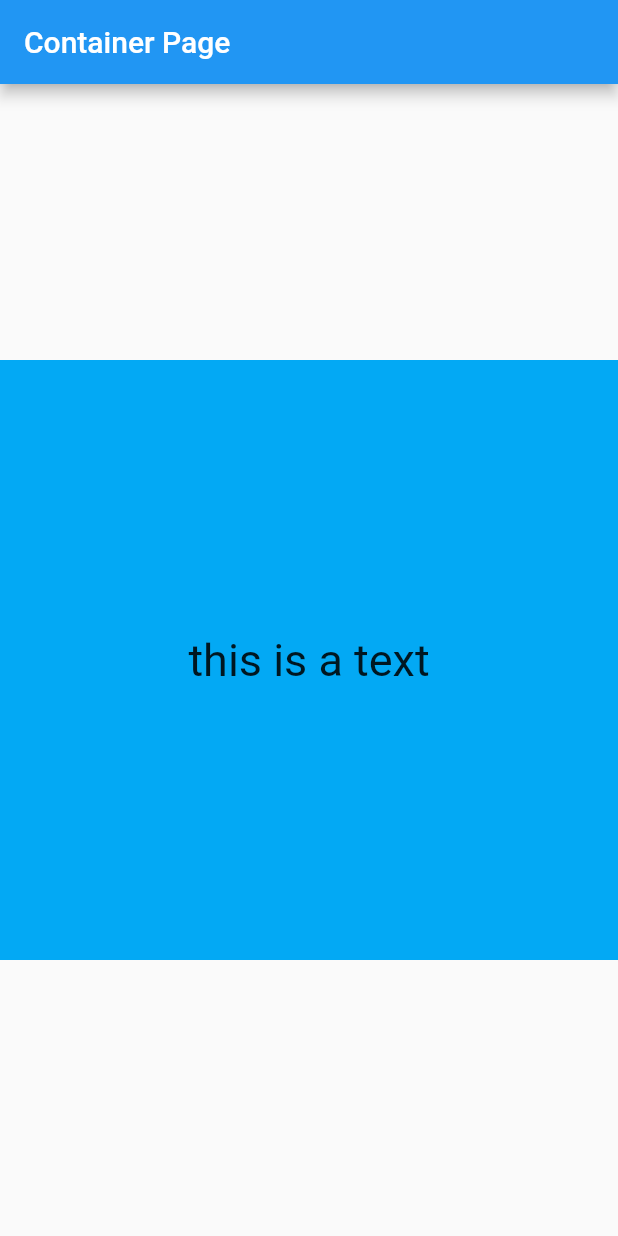
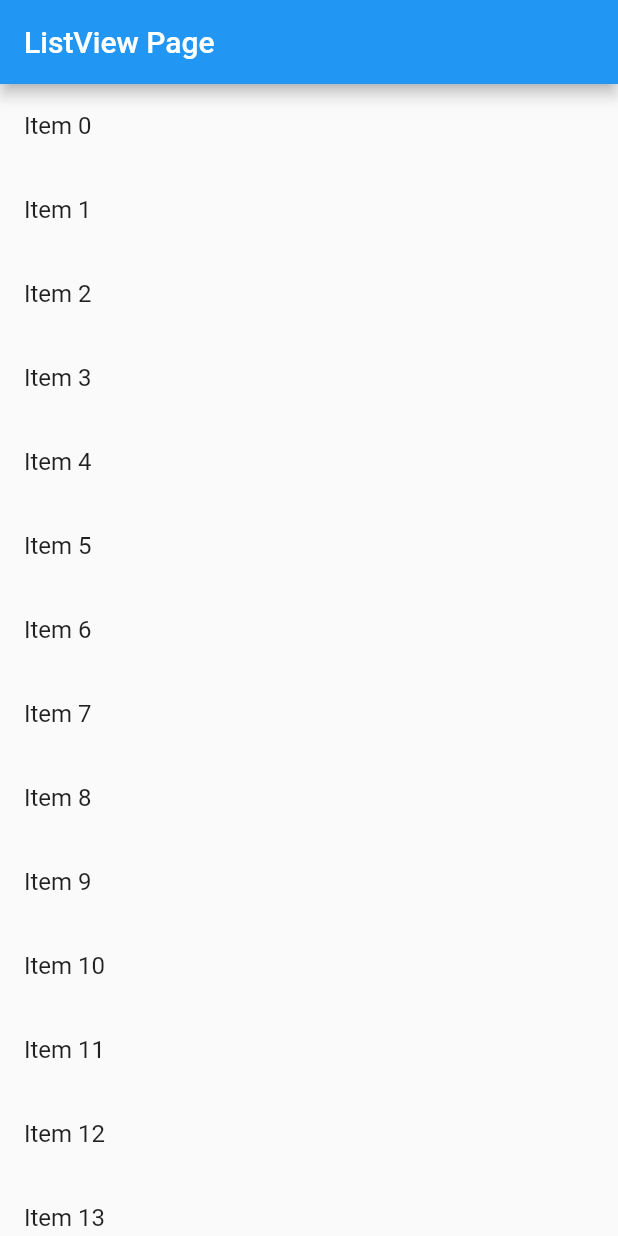
Before and after one commit to DajuanM/DHFlutterLearn, a Flutter app: the screen it shows after launch, on a phone screen of 412 x 824 dp. Run offline on Flutter 3.47's test engine with Material 2 defaults, Android fonts, the phone set to English and light mode, and no system bars.

Commit message:
no message

```diff
--- /dev/null
+++ b/flutterlearn/lib/ListViewDemod.dart
@@ -0,0 +1,30 @@
+import 'package:flutter/material.dart';
+
+//命名 不能有数字，结尾不能大写
+class ListViewPaged extends StatefulWidget {
+  @override
+  _ListViewPagedState createState() => _ListViewPagedState(items: List.generate(1000, (i) => 'Item ${i}'));
+}
+
+class _ListViewPagedState extends State<ListViewPaged> {
+
+  final List<String> items;
+  _ListViewPagedState({this.items}): super();
+
+  @override
+  Widget build(BuildContext context) {
+    return Scaffold(
+      appBar: AppBar(
+        title: Text('ListView Page'),
+      ),
+      body: ListView.builder(
+        itemCount: items.length,
+        itemBuilder: (context, index) {
+          return ListTile(
+            title: Text('${items[index]}'),
+          );
+        },
+      ),
+    );
+  }
+}
--- a/flutterlearn/lib/main.dart
+++ b/flutterlearn/lib/main.dart
@@ -1,6 +1,10 @@
 import 'package:flutter/material.dart';
 import 'TextDemo.dart';
 import 'ContainerDemo.dart';
+import 'ImageDemo.dart';
+import 'ListViewDemo.dart';
+import 'ListViewDemoh.dart';
+import 'ListViewDemod.dart';
 
 void main() => runApp(MyApp());
 
@@ -11,7 +15,11 @@ class MyApp extends StatelessWidget {
       return MaterialApp(
         title: 'Welcome to flutter',
         // home: TextPage(title: "Text Page"),
-        home: ContanierPage(),
+        // home: ContanierPage(),
+        // home: ImagePage(),
+        // home: ListViewPage(),
+        // home: ListViewPageh(),
+        home: ListViewPaged(),
       );
     }
 }
```
Also changed, not shown: flutterlearn/lib/ContainerDemo.dart (+12 -2 lines), flutterlearn/lib/ImageDemo.dart (added, +31 -0 lines), flutterlearn/lib/ListViewDemo.dart (added, +31 -0 lines), flutterlearn/lib/ListViewDemoh.dart (added, +56 -0 lines), flutterlearn/lib/TextDemo.dart (+20 -1 lines), 2 other files.
